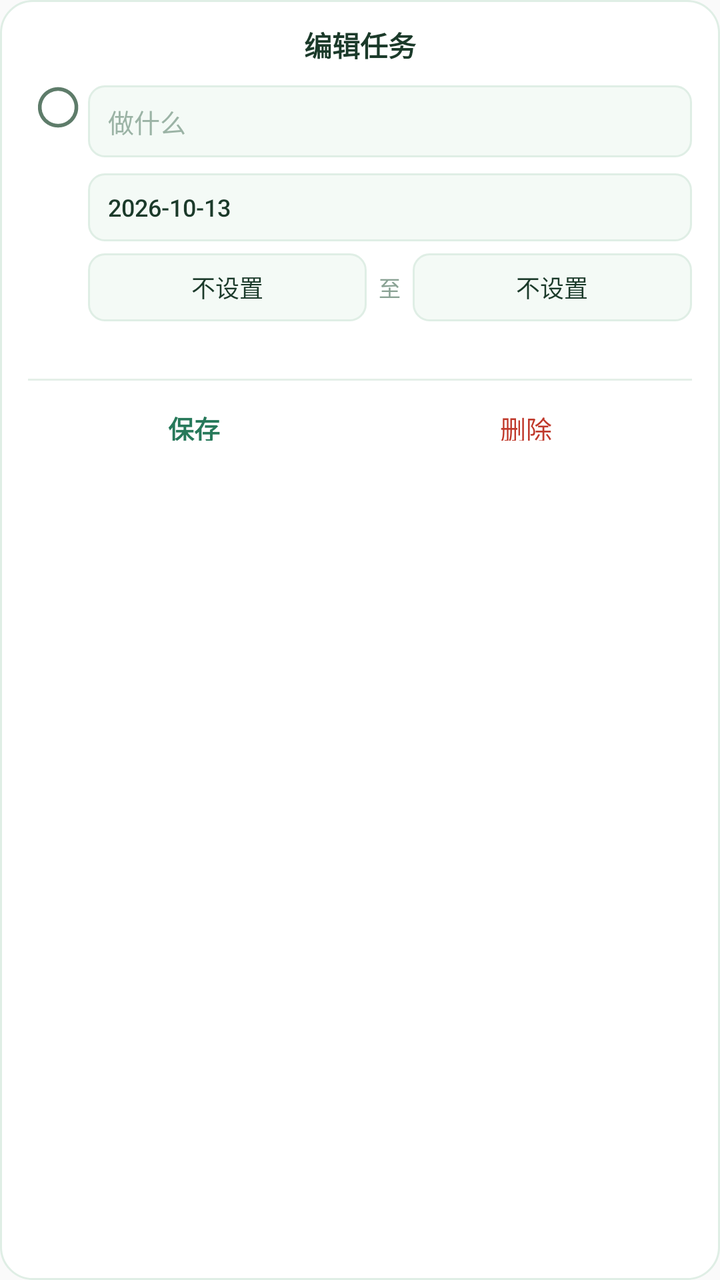
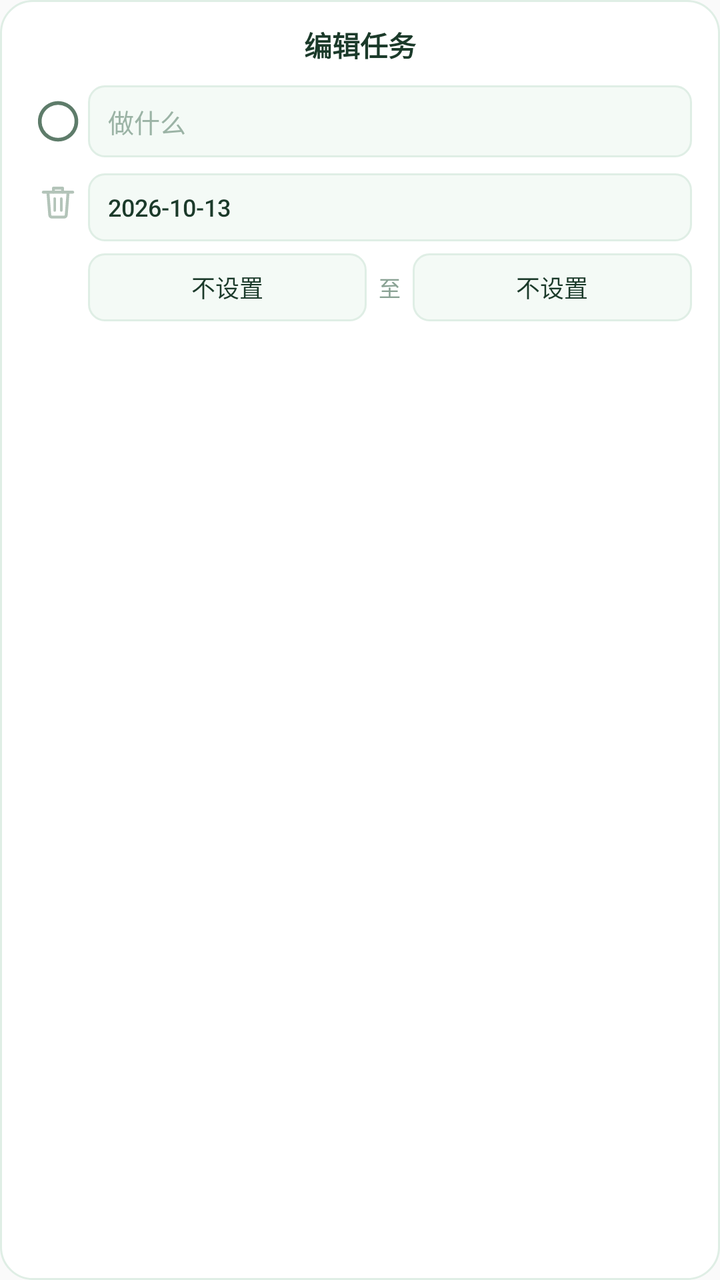

An Android layout rendered at two revisions. The XML below is the earlier revision; the diff shows what the commit changed to produce the second picture.
<!-- AndroidManifest.xml: application theme AppTheme -->
<!-- res/layout/dialog_task.xml -->
<?xml version="1.0" encoding="utf-8"?>
<LinearLayout xmlns:android="http://schemas.android.com/apk/res/android"
    android:layout_width="272dp"
    android:layout_height="wrap_content"
    android:background="@drawable/dialog_bg"
    android:orientation="vertical"
    android:paddingLeft="14dp"
    android:paddingTop="12dp"
    android:paddingRight="14dp"
    android:paddingBottom="12dp">

    
    <TextView
        android:id="@+id/d_head"
        android:layout_width="match_parent"
        android:layout_height="wrap_content"
        android:gravity="center"
        android:text="编辑任务"
        android:textColor="#1B3A2A"
        android:textSize="14sp"
        android:textStyle="bold" />

    
    <LinearLayout
        android:layout_width="match_parent"
        android:layout_height="wrap_content"
        android:layout_marginTop="10dp"
        android:orientation="horizontal">

        
        <LinearLayout
            android:layout_width="30dp"
            android:layout_height="match_parent"
            android:gravity="center_horizontal"
            android:orientation="vertical">

            
            <ImageView
                android:id="@+id/d_done"
                android:layout_width="22dp"
                android:layout_height="22dp"
                android:contentDescription="标记完成"
                android:src="@drawable/ic_check_off" />
        </LinearLayout>

        
        <LinearLayout
            android:layout_width="0dp"
            android:layout_height="wrap_content"
            android:layout_weight="1"
            android:orientation="vertical">

            
            <EditText
                android:id="@+id/d_title"
                android:layout_width="match_parent"
                android:layout_height="36dp"
                android:background="@drawable/dialog_field"
                android:gravity="center_vertical"
                android:hint="做什么"
                android:inputType="text"
                android:paddingLeft="10dp"
                android:paddingRight="10dp"
                android:textColor="#1B3A2A"
                android:textColorHint="#9BB3A5"
                android:textSize="13sp" />

            
            <Button
                android:id="@+id/d_date"
                style="?android:attr/borderlessButtonStyle"
                android:layout_width="match_parent"
                android:layout_height="34dp"
                android:layout_marginTop="8dp"
                android:background="@drawable/dialog_field"
                android:gravity="center_vertical"
                android:minHeight="0dp"
                android:minWidth="0dp"
                android:paddingLeft="10dp"
                android:paddingRight="10dp"
                android:text="2026-10-13"
                android:textColor="#1B3A2A"
                android:textSize="12sp" />

            
            <LinearLayout
                android:layout_width="match_parent"
                android:layout_height="34dp"
                android:layout_marginTop="6dp"
                android:orientation="horizontal">

                <Button
                    android:id="@+id/d_start"
                    style="?android:attr/borderlessButtonStyle"
                    android:layout_width="0dp"
                    android:layout_height="match_parent"
                    android:layout_weight="1"
                    android:background="@drawable/dialog_field"
                    android:gravity="center"
                    android:minHeight="0dp"
                    android:minWidth="0dp"
                    android:paddingLeft="6dp"
                    android:paddingRight="6dp"
                    android:text="不设置"
                    android:textColor="#1B3A2A"
                    android:textSize="12sp" />

                <TextView
                    android:layout_width="wrap_content"
                    android:layout_height="match_parent"
                    android:layout_marginLeft="6dp"
                    android:layout_marginRight="6dp"
                    android:gravity="center"
                    android:text="至"
                    android:textColor="#8AA294"
                    android:textSize="11sp" />

                <Button
                    android:id="@+id/d_end"
                    style="?android:attr/borderlessButtonStyle"
                    android:layout_width="0dp"
                    android:layout_height="match_parent"
                    android:layout_weight="1"
                    android:background="@drawable/dialog_field"
                    android:gravity="center"
                    android:minHeight="0dp"
                    android:minWidth="0dp"
                    android:paddingLeft="6dp"
                    android:paddingRight="6dp"
                    android:text="不设置"
                    android:textColor="#1B3A2A"
                    android:textSize="12sp" />
            </LinearLayout>

            
            <TextView
                android:id="@+id/d_durhint"
                android:layout_width="match_parent"
                android:layout_height="wrap_content"
                android:layout_marginTop="5dp"
                android:textColor="#8AA294"
                android:textSize="10sp" />
        </LinearLayout>
    </LinearLayout>

    <TextView
        android:layout_width="match_parent"
        android:layout_height="1dp"
        android:layout_marginTop="10dp"
        android:background="#E4EFE8"
        android:text="" />

    
    <LinearLayout
        android:layout_width="match_parent"
        android:layout_height="36dp"
        android:layout_marginTop="4dp"
        android:layout_marginBottom="4dp"
        android:orientation="horizontal">

        <Button
            android:id="@+id/d_save"
            style="?android:attr/borderlessButtonStyle"
            android:layout_width="0dp"
            android:layout_height="match_parent"
            android:layout_weight="1"
            android:minHeight="0dp"
            android:minWidth="0dp"
            android:text="保存"
            android:textColor="#27795A"
            android:textSize="13sp"
            android:textStyle="bold" />

        <Button
            android:id="@+id/d_delete"
            style="?android:attr/borderlessButtonStyle"
            android:layout_width="0dp"
            android:layout_height="match_parent"
            android:layout_weight="1"
            android:minHeight="0dp"
            android:minWidth="0dp"
            android:text="删除"
            android:textColor="#C0392B"
            android:textSize="13sp" />
    </LinearLayout>
</LinearLayout>
<!-- resources referenced by this layout -->
<resources>
  <!-- drawable dialog_bg (drawable) -->
  <?xml version="1.0" encoding="utf-8"?>
  <shape xmlns:android="http://schemas.android.com/apk/res/android"
      android:shape="rectangle">
      <solid android:color="#FFFFFF" />
      <corners android:radius="16dp" />
      <stroke android:width="1dp" android:color="#DFEEE5" />
  </shape>
  <!-- drawable dialog_field (drawable) -->
  <?xml version="1.0" encoding="utf-8"?>
  <shape xmlns:android="http://schemas.android.com/apk/res/android"
      android:shape="rectangle">
      <solid android:color="@color/dialogField" />
      <corners android:radius="8dp" />
      <stroke
          android:width="1dp"
          android:color="#DFEEE5" />
  </shape>
  <!-- drawable ic_check_off (drawable) -->
  <vector xmlns:android="http://schemas.android.com/apk/res/android"
      android:width="22dp"
      android:height="22dp"
      android:viewportWidth="24"
      android:viewportHeight="24">
      
      <path
          android:fillColor="#00000000"
          android:strokeColor="#5E7C6A"
          android:strokeWidth="2"
          android:pathData="M12,2 a10,10 0 1 0 0.1,0 z" />
  </vector>
  <style name="AppTheme" parent="Theme.AppCompat.Light.DarkActionBar">
          
          <item name="colorPrimary">@color/colorPrimary</item>
          <item name="colorPrimaryDark">@color/colorPrimaryDark</item>
          <item name="colorAccent">@color/colorAccent</item>
      </style>
  <color name="dialogField">#F4FAF6</color>
</resources>

<!-- the commit's change to res/layout/dialog_task.xml (unified diff, before → after) -->
@@ -39,8 +39,18 @@
                 android:id="@+id/d_done"
                 android:layout_width="22dp"
                 android:layout_height="22dp"
+                android:layout_marginTop="7dp"
                 android:contentDescription="标记完成"
                 android:src="@drawable/ic_check_off" />
+
+            
+            <ImageView
+                android:id="@+id/d_trash"
+                android:layout_width="22dp"
+                android:layout_height="22dp"
+                android:layout_marginTop="18dp"
+                android:contentDescription="删除任务"
+                android:src="@drawable/ic_trash" />
         </LinearLayout>
 
         
@@ -142,45 +152,4 @@
                 android:textSize="10sp" />
         </LinearLayout>
     </LinearLayout>
-
-    <TextView
-        android:layout_width="match_parent"
-        android:layout_height="1dp"
-        android:layout_marginTop="10dp"
-        android:background="#E4EFE8"
-        android:text="" />
-
-    
-    <LinearLayout
-        android:layout_width="match_parent"
-        android:layout_height="36dp"
-        android:layout_marginTop="4dp"
-        android:layout_marginBottom="4dp"
-        android:orientation="horizontal">
-
-        <Button
-            android:id="@+id/d_save"
-            style="?android:attr/borderlessButtonStyle"
-            android:layout_width="0dp"
-            android:layout_height="match_parent"
-            android:layout_weight="1"
-            android:minHeight="0dp"
-            android:minWidth="0dp"
-            android:text="保存"
-            android:textColor="#27795A"
-            android:textSize="13sp"
-            android:textStyle="bold" />
-
-        <Button
-            android:id="@+id/d_delete"
-            style="?android:attr/borderlessButtonStyle"
-            android:layout_width="0dp"
-            android:layout_height="match_parent"
-            android:layout_weight="1"
-            android:minHeight="0dp"
-            android:minWidth="0dp"
-            android:text="删除"
-            android:textColor="#C0392B"
-            android:textSize="13sp" />
-    </LinearLayout>
 </LinearLayout>
<!-- resource entries referenced after the edit -->
@@ -31,6 +31,41 @@
           android:strokeWidth="2"
           android:pathData="M12,2 a10,10 0 1 0 0.1,0 z" />
   </vector>
+  <!-- drawable ic_trash (drawable) -->
+  <vector xmlns:android="http://schemas.android.com/apk/res/android"
+      android:width="20dp"
+      android:height="20dp"
+      android:viewportWidth="24"
+      android:viewportHeight="24">
+      
+      <path
+          android:fillColor="#00000000"
+          android:strokeColor="#B3C4B9"
+          android:strokeWidth="1.6"
+          android:strokeLineCap="round"
+          android:strokeLineJoin="round"
+          android:pathData="M4,7 h16" />
+      <path
+          android:fillColor="#00000000"
+          android:strokeColor="#B3C4B9"
+          android:strokeWidth="1.6"
+          android:strokeLineCap="round"
+          android:strokeLineJoin="round"
+          android:pathData="M9.5,7 v-2.2 h5 v2.2" />
+      <path
+          android:fillColor="#00000000"
+          android:strokeColor="#B3C4B9"
+          android:strokeWidth="1.6"
+          android:strokeLineCap="round"
+          android:strokeLineJoin="round"
+          android:pathData="M6.5,7 l1,12.5 a1.2,1.2 0 0 0 1.2,1.1 h6.6 a1.2,1.2 0 0 0 1.2,-1.1 l1,-12.5" />
+      <path
+          android:fillColor="#00000000"
+          android:strokeColor="#B3C4B9"
+          android:strokeWidth="1.4"
+          android:strokeLineCap="round"
+          android:pathData="M10.2,10.5 v6.5 M13.8,10.5 v6.5" />
+  </vector>
   <style name="AppTheme" parent="Theme.AppCompat.Light.DarkActionBar">
           
           <item name="colorPrimary">@color/colorPrimary</item>
